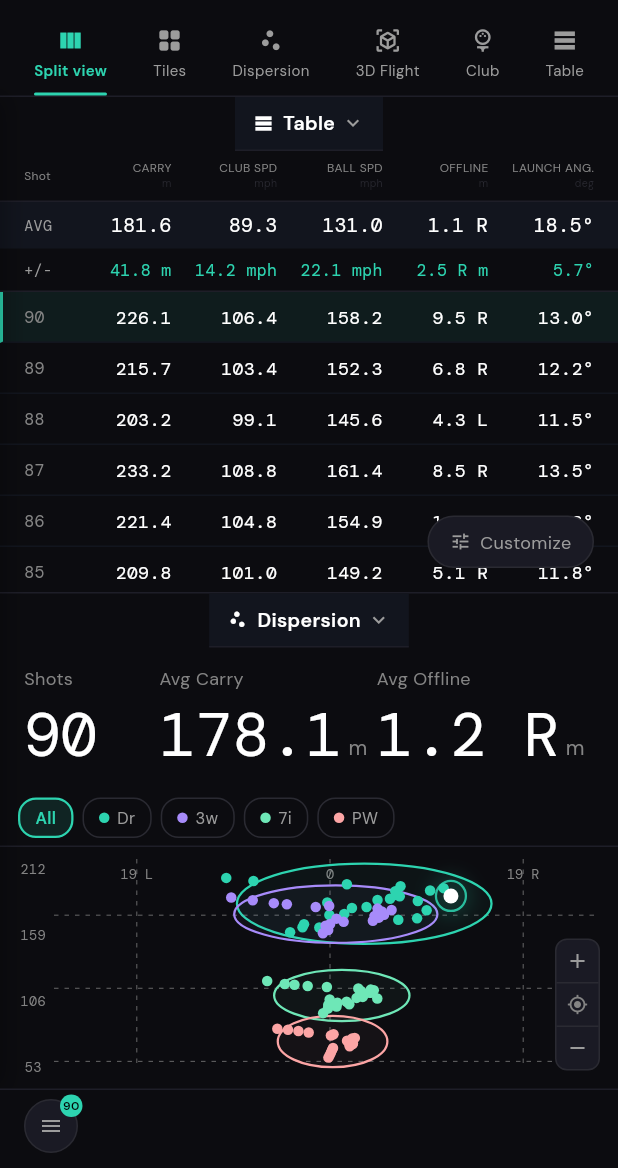
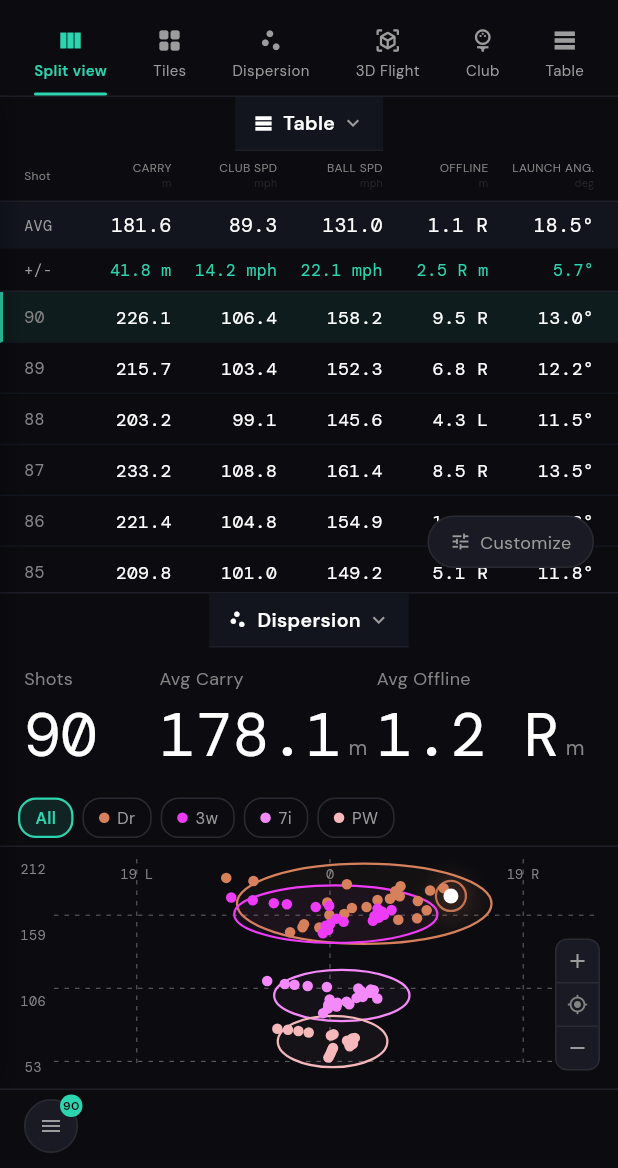
Before and after one commit to leveleightyfour/your_launch_monitor, a Flutter app: the SessionDetailScreen screen opened directly with sample values from the repository, on a phone screen of 412 x 824 dp, the part 68-1236 px from its top. Run offline on Flutter 3.47's test engine with Material 3 defaults, Android fonts, the phone set to English and light mode, and no system bars; our stand-ins replace drift, drift_flutter, flutter_blue_plus, flutter_riverpod, go_router, google_fonts and 1 more; missing offline and left inert: win_ble; accounts and stored records are empty; generated files the repository leaves out were written again.

Commit message:
Re-palette the club catalog so no two colours clash
The driver matching the default accent turned out to be the small end of it.
An audit of all 41 catalog clubs against the 16 accent swatches found:

  - 15 colours shared by 37 clubs — only 4 had a colour of their own
  - three exact duplicate pairs inside the default 17-club bag: 4h/lw,
    8i/pw, 9i/gw, drawn side by side in the dispersion plot in one colour
  - five clubs identical to an accent: dr/Teal, mdr/Sky, and 9w, 5i and
    62deg all on Pink
  - fifteen more club/accent pairs within CIE76 ΔE 15

The catalog is regenerated by farthest-point sampling a candidate pool that
excludes anything within ΔE 26 of an accent, with the default bag taking first
pick of the best-separated colours. The putter keeps its neutral grey, which is
semantic rather than categorical.

  minimum ΔE, default bag     0.0 → 18.9
  minimum ΔE, whole catalog   0.0 → 15.5
  minimum ΔE to any accent    0.0 → 26.0

test/shared/palette_test.dart measures all of this on the shipped values rather
than trusting the generator, and covers the invariants that let the clash back
in: no shared colours, floors against accents and against other clubs, both
club lists agreeing, everything readable on the background, and the course
surfaces staying distinct from each other.

Saved bags now take their colours from the catalog instead of the stored
colorValue. Club colours are not user-editable, so a stored value is only ever
a stale copy of a catalog default — reading it back would have pinned existing
bags to the palette that had the clashes in it.

Co-Authored-By: Claude Opus 5 <noreply@anthropic.com>
Claude-Session: https://claude.ai/code/session_011s4Q9ikwzCueCdgCyyvoMX

```diff
--- a/lib/features/launch_monitor/domain/entities/club.dart
+++ b/lib/features/launch_monitor/domain/entities/club.dart
@@ -38,73 +38,73 @@ class Club {
 
   static const List<Club> catalog = [
     // Mini Driver (own section)
-    Club(id: 'mdr', shortName: 'Mini Dr', color: Color(0xFF38BDF8)),
+    Club(id: 'mdr', shortName: 'Mini Dr', color: Color(0xFF3BF73B)),
     // Woods
-    Club(id: 'dr', shortName: 'Dr', color: Color(0xFF2DD4B0)),
-    Club(id: '2w', shortName: '2w', color: Color(0xFFF59E42)),
-    Club(id: '3w', shortName: '3w', color: Color(0xFFA78BFA)),
-    Club(id: '4w', shortName: '4w', color: Color(0xFF60A5FA)),
-    Club(id: '5w', shortName: '5w', color: Color(0xFFF472B6)),
-    Club(id: '6w', shortName: '6w', color: Color(0xFF34D399)),
-    Club(id: '7w', shortName: '7w', color: Color(0xFFFBBF24)),
-    Club(id: '9w', shortName: '9w', color: Color(0xFFEC4899)),
-    Club(id: '11w', shortName: '11w', color: Color(0xFF818CF8)),
+    Club(id: 'dr', shortName: 'Dr', color: Color(0xFFD6815C)),
+    Club(id: '2w', shortName: '2w', color: Color(0xFFD2EB70)),
+    Club(id: '3w', shortName: '3w', color: Color(0xFFED3BF7)),
+    Club(id: '4w', shortName: '4w', color: Color(0xFFC76BB5)),
+    Club(id: '5w', shortName: '5w', color: Color(0xFF89FAFA)),
+    Club(id: '6w', shortName: '6w', color: Color(0xFFF8AD62)),
+    Club(id: '7w', shortName: '7w', color: Color(0xFFC76B70)),
+    Club(id: '9w', shortName: '9w', color: Color(0xFFC7A26B)),
+    Club(id: '11w', shortName: '11w', color: Color(0xFFC3D289)),
     // Hybrids
-    Club(id: '1h', shortName: '1h', color: Color(0xFF67E8F9)),
-    Club(id: '2h', shortName: '2h', color: Color(0xFF86EFAC)),
-    Club(id: '3h', shortName: '3h', color: Color(0xFFFDE68A)),
-    Club(id: '4h', shortName: '4h', color: Color(0xFFC4B5FD)),
-    Club(id: '5h', shortName: '5h', color: Color(0xFFFCA5A5)),
-    Club(id: '6h', shortName: '6h', color: Color(0xFF93C5FD)),
-    Club(id: '7h', shortName: '7h', color: Color(0xFF6EE7B7)),
-    Club(id: '8h', shortName: '8h', color: Color(0xFFFCD34D)),
-    Club(id: '9h', shortName: '9h', color: Color(0xFF818CF8)),
+    Club(id: '1h', shortName: '1h', color: Color(0xFFA6FA89)),
+    Club(id: '2h', shortName: '2h', color: Color(0xFFBC89FA)),
+    Club(id: '3h', shortName: '3h', color: Color(0xFF9B89D2)),
+    Club(id: '4h', shortName: '4h', color: Color(0xFFF7ED3B)),
+    Club(id: '5h', shortName: '5h', color: Color(0xFFFAB189)),
+    Club(id: '6h', shortName: '6h', color: Color(0xFFB1B8FC)),
+    Club(id: '7h', shortName: '7h', color: Color(0xFFD2899F)),
+    Club(id: '8h', shortName: '8h', color: Color(0xFFFACD89)),
+    Club(id: '9h', shortName: '9h', color: Color(0xFF6AF862)),
     // Irons
-    Club(id: '1i', shortName: '1i', color: Color(0xFF60A5FA)),
-    Club(id: '2i', shortName: '2i', color: Color(0xFFF472B6)),
-    Club(id: '3i', shortName: '3i', color: Color(0xFF34D399)),
-    Club(id: '4i', shortName: '4i', color: Color(0xFFFBBF24)),
-    Club(id: '5i', shortName: '5i', color: Color(0xFFEC4899)),
-    Club(id: '6i', shortName: '6i', color: Color(0xFF818CF8)),
-    Club(id: '7i', shortName: '7i', color: Color(0xFF6EE7B7)),
-    Club(id: '8i', shortName: '8i', color: Color(0xFFFCA5A5)),
-    Club(id: '9i', shortName: '9i', color: Color(0xFFFCD34D)),
+    Club(id: '1i', shortName: '1i', color: Color(0xFFFA8F89)),
+    Club(id: '2i', shortName: '2i', color: Color(0xFFC2F094)),
+    Club(id: '3i', shortName: '3i', color: Color(0xFFD29B89)),
+    Club(id: '4i', shortName: '4i', color: Color(0xFF8BC76B)),
+    Club(id: '5i', shortName: '5i', color: Color(0xFFF5E2B8)),
+    Club(id: '6i', shortName: '6i', color: Color(0xFFFA89B1)),
+    Club(id: '7i', shortName: '7i', color: Color(0xFFF489FA)),
+    Club(id: '8i', shortName: '8i', color: Color(0xFFB8CDF5)),
+    Club(id: '9i', shortName: '9i', color: Color(0xFFD6BE5C)),
     // Named wedges
-    Club(id: 'pw', shortName: 'PW', color: Color(0xFFFCA5A5)),
-    Club(id: 'gw', shortName: 'GW', color: Color(0xFFFCD34D)),
-    Club(id: 'sw', shortName: 'SW', color: Color(0xFF93C5FD)),
-    Club(id: 'lw', shortName: 'LW', color: Color(0xFFC4B5FD)),
+    Club(id: 'pw', shortName: 'PW', color: Color(0xFFF5B8BB)),
+    Club(id: 'gw', shortName: 'GW', color: Color(0xFFB8F5C4)),
+    Club(id: 'sw', shortName: 'SW', color: Color(0xFFF5B8F2)),
+    Club(id: 'lw', shortName: 'LW', color: Color(0xFFF73BC8)),
     // Degree wedges
-    Club(id: '50deg', shortName: '50°', color: Color(0xFF86EFAC)),
-    Club(id: '52deg', shortName: '52°', color: Color(0xFF67E8F9)),
-    Club(id: '54deg', shortName: '54°', color: Color(0xFFFDE68A)),
-    Club(id: '56deg', shortName: '56°', color: Color(0xFFFBBF24)),
-    Club(id: '58deg', shortName: '58°', color: Color(0xFFF59E42)),
-    Club(id: '60deg', shortName: '60°', color: Color(0xFFF472B6)),
-    Club(id: '62deg', shortName: '62°', color: Color(0xFFEC4899)),
-    Club(id: '64deg', shortName: '64°', color: Color(0xFFC4B5FD)),
+    Club(id: '50deg', shortName: '50°', color: Color(0xFFF862F1)),
+    Club(id: '52deg', shortName: '52°', color: Color(0xFFA6DDC7)),
+    Club(id: '54deg', shortName: '54°', color: Color(0xFF6B87C7)),
+    Club(id: '56deg', shortName: '56°', color: Color(0xFFD289BC)),
+    Club(id: '58deg', shortName: '58°', color: Color(0xFFAB6BC7)),
+    Club(id: '60deg', shortName: '60°', color: Color(0xFFE1C4E9)),
+    Club(id: '62deg', shortName: '62°', color: Color(0xFFF094E7)),
+    Club(id: '64deg', shortName: '64°', color: Color(0xFFF8E962)),
     // Putter
     Club(id: 'pt', shortName: 'P', color: Color(0xFFD1D5DB)),
   ];
 
   /// Starter bag — reasonable default set of 14 clubs.
   static const List<Club> defaults = [
-    Club(id: 'dr', shortName: 'Dr', color: Color(0xFF2DD4B0)),
-    Club(id: 'mdr', shortName: 'Mini Dr', color: Color(0xFF38BDF8)),
-    Club(id: '3w', shortName: '3w', color: Color(0xFFA78BFA)),
-    Club(id: '5w', shortName: '5w', color: Color(0xFFF472B6)),
-    Club(id: '3h', shortName: '3H', color: Color(0xFFFF8C42)),
-    Club(id: '4h', shortName: '4H', color: Color(0xFFFFB347)),
-    Club(id: '4i', shortName: '4i', color: Color(0xFFFBBF24)),
-    Club(id: '5i', shortName: '5i', color: Color(0xFFEC4899)),
-    Club(id: '6i', shortName: '6i', color: Color(0xFF818CF8)),
-    Club(id: '7i', shortName: '7i', color: Color(0xFF6EE7B7)),
-    Club(id: '8i', shortName: '8i', color: Color(0xFFFCA5A5)),
-    Club(id: '9i', shortName: '9i', color: Color(0xFFFCD34D)),
-    Club(id: 'pw', shortName: 'PW', color: Color(0xFFFCA5A5)),
-    Club(id: 'gw', shortName: 'GW', color: Color(0xFFFCD34D)),
-    Club(id: 'sw', shortName: 'SW', color: Color(0xFF93C5FD)),
-    Club(id: 'lw', shortName: 'LW', color: Color(0xFFC4B5FD)),
+    Club(id: 'dr', shortName: 'Dr', color: Color(0xFFD6815C)),
+    Club(id: 'mdr', shortName: 'Mini Dr', color: Color(0xFF3BF73B)),
+    Club(id: '3w', shortName: '3w', color: Color(0xFFED3BF7)),
+    Club(id: '5w', shortName: '5w', color: Color(0xFF89FAFA)),
+    Club(id: '3h', shortName: '3H', color: Color(0xFF9B89D2)),
+    Club(id: '4h', shortName: '4H', color: Color(0xFFF7ED3B)),
+    Club(id: '4i', shortName: '4i', color: Color(0xFF8BC76B)),
+    Club(id: '5i', shortName: '5i', color: Color(0xFFF5E2B8)),
+    Club(id: '6i', shortName: '6i', color: Color(0xFFFA89B1)),
+    Club(id: '7i', shortName: '7i', color: Color(0xFFF489FA)),
+    Club(id: '8i', shortName: '8i', color: Color(0xFFB8CDF5)),
+    Club(id: '9i', shortName: '9i', color: Color(0xFFD6BE5C)),
+    Club(id: 'pw', shortName: 'PW', color: Color(0xFFF5B8BB)),
+    Club(id: 'gw', shortName: 'GW', color: Color(0xFFB8F5C4)),
+    Club(id: 'sw', shortName: 'SW', color: Color(0xFFF5B8F2)),
+    Club(id: 'lw', shortName: 'LW', color: Color(0xFFF73BC8)),
     Club(id: 'pt', shortName: 'P', color: Color(0xFFD1D5DB)),
   ];
 
```
Also changed, not shown: lib/features/launch_monitor/data/database.dart (+17 -9 lines), 1 other file.
